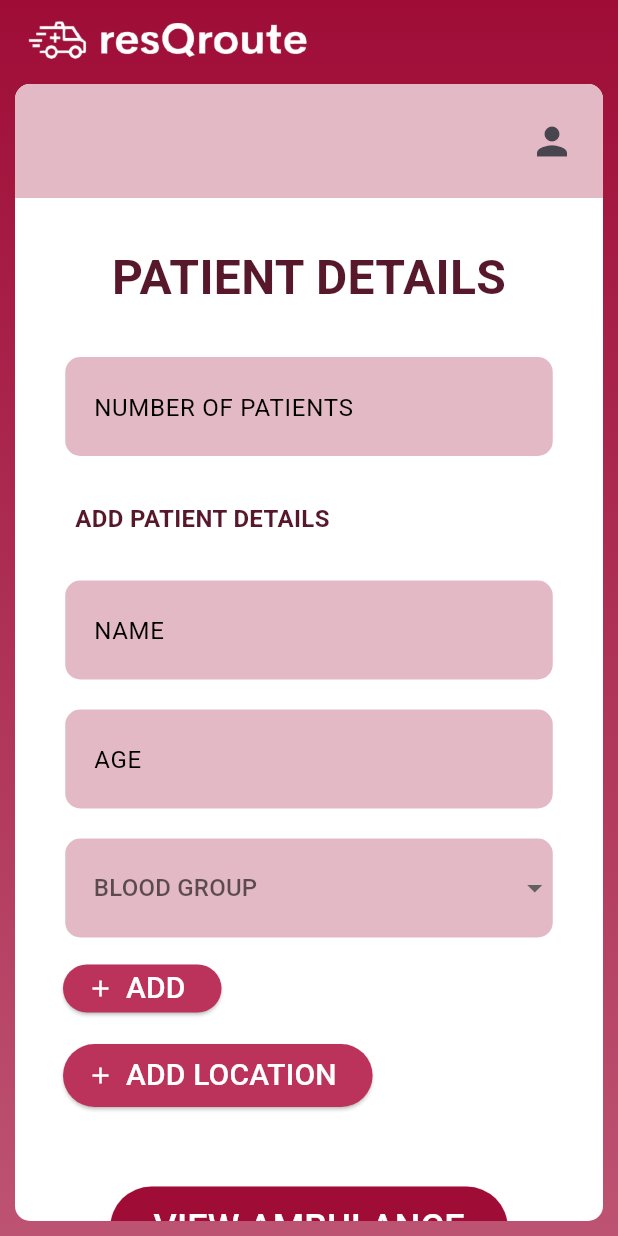
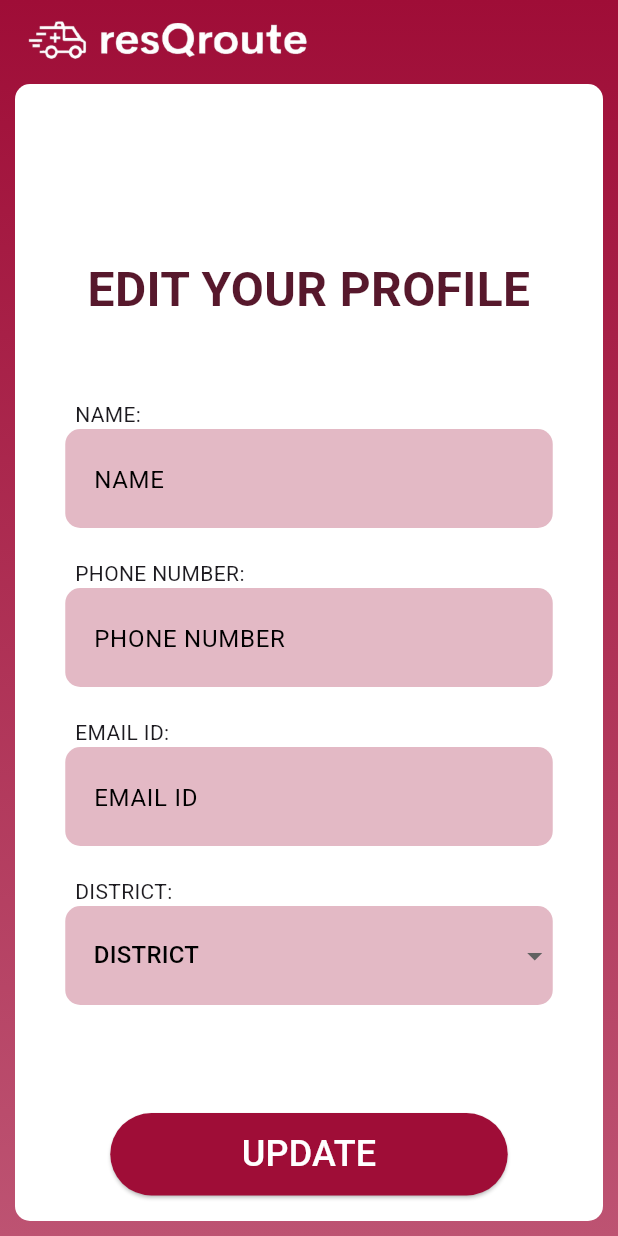
Before and after one commit to richa-johnson/Ambulance-tracker, a Flutter app: the screen it shows after launch, on a phone screen of 412 x 824 dp. Run offline on Flutter 3.47's test engine with Material 3 defaults, Android fonts, the light colour scheme and no system bars; our stand-ins replace flutter_animate.

Commit message:
Edit user profile page ui

```diff
--- /dev/null
+++ b/ambulance_tracker/lib/dashbord/userEdit.dart
@@ -0,0 +1,209 @@
+import 'package:ambulance_tracker/registration/basic.dart';
+import 'package:flutter/material.dart';
+
+class userEdit extends StatefulWidget {
+  const userEdit({super.key});
+
+  @override
+  State<userEdit> createState() => _userEditState();
+}
+List<String> district = [
+  'Thiruvananthapuram',
+  'Kollam',
+  'Pathanamthitta',
+  'Alappuzha',
+  'Kottayam',
+  'Idukki',
+  'Ernakulam',
+  'Thrissur',
+  'Palakkad',
+  'Malappuram',
+  'Kozhikode',
+  'Wayanad',
+  'Kannur',
+  'Kasaragod',
+];
+String? selectedDistrict;
+
+class _userEditState extends State<userEdit> {
+  @override
+  Widget build(BuildContext context) {
+    return Scaffold(
+      extendBodyBehindAppBar: true,
+      appBar: AppBar(
+        title: Align(
+          alignment: Alignment.topLeft,
+          child: Image.asset(
+            'assets/title.png',
+            fit: BoxFit.contain,
+            height: 180,
+          ),
+        ),
+        backgroundColor: Colors.transparent,
+        elevation: 0,
+      ),
+
+      body: Container(
+        decoration: BoxDecoration(
+          gradient: LinearGradient(
+            begin: Alignment.topCenter,
+            end: Alignment.bottomCenter,
+            colors: [
+              Color.fromRGBO(159, 13, 55, 1.0),
+              Color.fromRGBO(189, 83, 114, 1.0),
+            ],
+          ),
+        ),
+        padding: EdgeInsets.only(
+          top: MediaQuery.of(context).padding.top + kToolbarHeight,
+          left: 10.0,
+          right: 10.0,
+          bottom: 10.0,
+        ),
+        child: Container(
+          height: double.infinity,
+          width: double.infinity,
+          decoration: BoxDecoration(
+            borderRadius: BorderRadius.circular(10),
+            color: Colors.white,
+          ),
+          child:Padding(
+            padding: const EdgeInsets.only(top: 114),
+            child:SingleChildScrollView(
+              padding: EdgeInsets.only(
+                bottom: MediaQuery.of(context).viewInsets.bottom,
+              ),
+            child: Column(
+              children: [
+                Text(
+                  "EDIT YOUR PROFILE",
+                  textAlign: TextAlign.center,
+                  style: TextStyle(
+                    color: Color.fromRGBO(87, 24, 44,1.0),
+                    fontSize: 32,
+                    fontWeight: FontWeight.bold,
+                  ),
+                ),
+                const SizedBox(height: 50),
+                Align(
+                  alignment: Alignment.centerLeft,
+                  child: Padding(padding: EdgeInsets.only(left: 40),
+                    child: Text(
+                      "NAME: ",
+                    ),
+                  ),
+                ),
+                CustomInputField(hintText: 'NAME'),
+                const SizedBox(height: 20),
+                Align(
+                  alignment: Alignment.centerLeft,
+                  child: Padding(padding: EdgeInsets.only(left: 40),
+                    child: Text(
+                      "PHONE NUMBER: ",
+                    ),
+                  ),
+                ),
+                CustomInputField(hintText: 'PHONE NUMBER'),
+                const SizedBox(height: 20),
+                Align(
+                  alignment: Alignment.centerLeft,
+                  child: Padding(padding: EdgeInsets.only(left: 40),
+                    child: Text(
+                      "EMAIL ID: ",
+                    ),
+                  ),
+                ),
+                CustomInputField(hintText: 'EMAIL ID'),
+                const SizedBox(height: 20),
+                Align(
+                  alignment: Alignment.centerLeft,
+                  child: Padding(padding: EdgeInsets.only(left: 40),
+                    child: Text(
+                      "DISTRICT: ",
+                    ),
+                  ),
+                ),
+                Container(
+                  width: 325,
+                  height: 66,
+                  decoration: BoxDecoration(
+                    color: Color.fromRGBO(227, 185, 197,1.0),
+                    borderRadius: BorderRadius.circular(10)
+                  ),
+                  child: DropdownButtonHideUnderline(
+                    child: DropdownButton<String>(
+                        value: selectedDistrict,
+                        hint: Padding(padding: const EdgeInsets.only(left:19),
+                          child: Text("DISTRICT",style: TextStyle(color: Color.fromRGBO(0, 0, 0, 42)),),
+                        ),
+                        items: district.map((String item) {
+                          return DropdownMenuItem<String>(
+                            value: item,
+                            child: Padding(
+                              padding: EdgeInsets.only(left:19),
+                              child: Text(item),
+                            ),
+                          );
+                        }).toList(),
+                        onChanged: (String? newValue) {
+                          setState(() {
+                            selectedDistrict = newValue;
+                          });
+                        },
+                    ),
+                  ),
+                ),
+                SizedBox(height: 72),
+                ElevatedButton(onPressed: (){
+                  Navigator.push(
+                    context,
+                    MaterialPageRoute(builder: (context)=>homepage())
+                  );
+                },
+                style: ElevatedButton.styleFrom(
+                  backgroundColor: Color.fromRGBO(159, 13, 55, 1.0),
+                  minimumSize: Size(265,55),
+
+                ),
+                child: Text(
+                  "UPDATE",
+                  style: TextStyle(color: Color.fromRGBO(255,255,255,1.0), fontSize: 24),
+                ),
+                ),
+              ],
+            ),
+            ),
+          ),
+        ),
+      ),
+    );
+  }
+}
+
+class CustomInputField extends StatelessWidget{
+  final String hintText;
+  const CustomInputField({Key?key, required this.hintText}):super(key: key);
+
+  @override
+  Widget build(BuildContext context){
+    return Container(
+      width: 325,
+      height: 66,
+      decoration: BoxDecoration(
+        color: Color.fromRGBO(227, 185, 197,1.0),
+        borderRadius: BorderRadius.circular(10)
+      ),
+      child: TextField(
+        decoration: InputDecoration(
+          border: InputBorder.none,
+          hintText: hintText,
+          hintStyle: TextStyle(
+            fontSize: 16,
+            color: Color.fromRGBO(0, 0, 0, 42),
+          ),
+          contentPadding: EdgeInsets.only(left:19,top:20),
+        ),
+      ),
+    );
+  }
+}
--- a/ambulance_tracker/lib/main.dart
+++ b/ambulance_tracker/lib/main.dart
@@ -1,4 +1,5 @@
 import 'package:ambulance_tracker/dashbord/patientDetailsForm.dart';
+import 'package:ambulance_tracker/dashbord/userEdit.dart';
 import 'package:ambulance_tracker/registration/driver.dart';
 import 'package:ambulance_tracker/registration/login.dart';
 import 'package:ambulance_tracker/registration/otpverification.dart';
@@ -22,7 +23,7 @@ class MyApp extends StatelessWidget {
        primarySwatch:Colors.blue
       ),
       debugShowCheckedModeBanner: false,
-      home: patientDetailsForm(),
+      home: userEdit(),
     );
   }
 }
--- a/ambulance_tracker/lib/registration/user.dart
+++ b/ambulance_tracker/lib/registration/user.dart
@@ -105,7 +105,7 @@ class _userRegistrationState extends State<userRegistration> {
                     child: DropdownButton<String>(
                         value: selectedDistrict,
                         hint: Padding(padding: const EdgeInsets.only(left:19),
-                          child: Text("DISTRICT"),
+                          child: Text("DISTRICT", style: TextStyle(color: Color.fromRGBO(0, 0, 0, 42))),
                         ),
                         items: district.map((String item) {
                           return DropdownMenuItem<String>(
```
